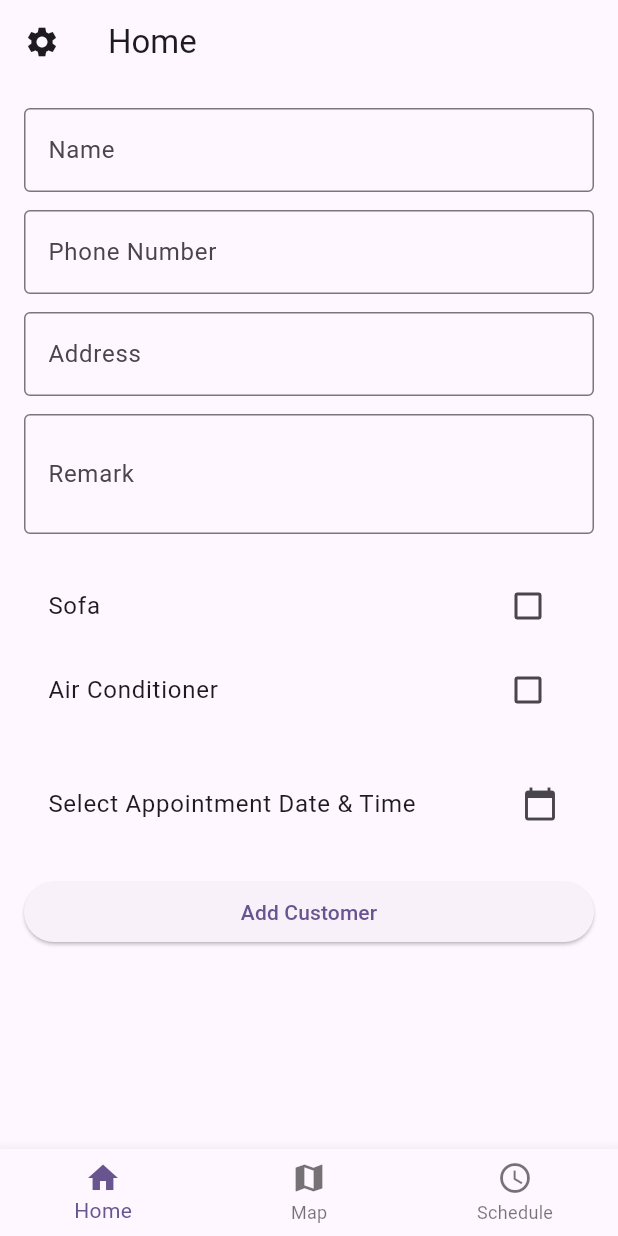
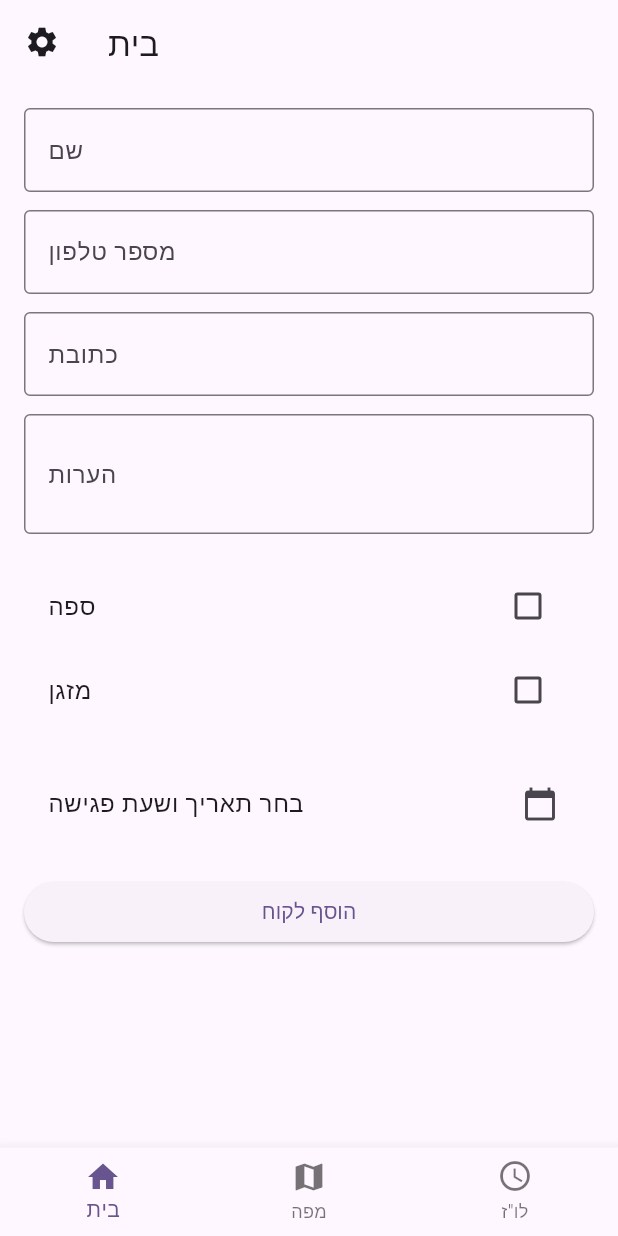
Before and after one commit to amit1339/noamapp, a Flutter app: the MyHomePage screen opened directly, on a phone screen of 412 x 824 dp. Run offline on Flutter 3.47's test engine with Material 3 defaults, Android fonts, the phone set to English and light mode, and no system bars; our stand-ins replace cloud_firestore, firebase_auth, firebase_core, google_maps_flutter, table_calendar; accounts and stored records are empty.

Commit message:
finish the app

```diff
--- a/lib/customer_dialog.dart
+++ b/lib/customer_dialog.dart
@@ -3,7 +3,8 @@ import 'package:cloud_firestore/cloud_firestore.dart';
 import 'package:intl/intl.dart';
 import 'package:url_launcher/url_launcher.dart';
 import 'customer.dart';
-import 'home_page.dart'; // <-- Use the unified form
+import 'home_page.dart';
+import 'translations.dart';
 
 class CustomerDialog extends StatefulWidget {
   final Customer customer;
@@ -42,20 +43,20 @@ class _CustomerDialogState extends State<CustomerDialog> {
         mainAxisSize: MainAxisSize.min,
         crossAxisAlignment: CrossAxisAlignment.start,
         children: [
-          Text('Phone: ${widget.customer.phone}'),
-          Text('Address: ${widget.customer.address}'),
-          Text('Sofa: ${widget.customer.sofa ? "Yes" : "No"}'),
-          Text('Air Conditioner: ${widget.customer.airConditioner ? "Yes" : "No"}'),
+          Text('${Translations.text('phone')}: ${widget.customer.phone}'),
+          Text('${Translations.text('address')}: ${widget.customer.address}'),
+          Text('${Translations.text('sofa')}: ${widget.customer.sofa ? Translations.text('yes') : Translations.text('no')}'),
+          Text('${Translations.text('air_conditioner')}: ${widget.customer.airConditioner ? Translations.text('yes') : Translations.text('no')}'),
           if (widget.customer.remark != null && widget.customer.remark!.isNotEmpty)
             Padding(
               padding: const EdgeInsets.only(top: 8.0),
-              child: Text('Remark: ${widget.customer.remark!}'),
+              child: Text('${Translations.text('remark')}: ${widget.customer.remark!}'),
             ),
           const SizedBox(height: 16),
           Text(
             _selectedDateTime == null
-                ? 'No appointment set'
-                : 'Appointment: ${DateFormat('yyyy-MM-dd').format(_selectedDateTime!)}  ${DateFormat('HH:mm').format(_selectedDateTime!)}',
+                ? Translations.text('no_appointment')
+                : '${Translations.text('appointment')}: ${DateFormat('yyyy-MM-dd').format(_selectedDateTime!)}  ${DateFormat('HH:mm').format(_selectedDateTime!)}',
             style: const TextStyle(fontWeight: FontWeight.bold),
           ),
         ],
@@ -70,7 +71,7 @@ class _CustomerDialogState extends State<CustomerDialog> {
                 await launchUrl(url);
               } else {
                 ScaffoldMessenger.of(context).showSnackBar(
-                  const SnackBar(content: Text('Could not launch SMS app')),
+                  SnackBar(content: Text(Translations.text('Could_not_launch_SMS_app'))),
                 );
               }
             },
@@ -90,7 +91,7 @@ class _CustomerDialogState extends State<CustomerDialog> {
                       Navigator.of(context).push(
                         MaterialPageRoute(
                           builder: (context) => Scaffold(
-                            appBar: AppBar(title: const Text('Edit Customer')),
+                            appBar: AppBar(title: Text(Translations.text('edit_customer'))),
                             body: CustomerForm(
                               customer: widget.customer,
                               docId: widget.docId,
@@ -100,7 +101,7 @@ class _CustomerDialogState extends State<CustomerDialog> {
                         ),
                       );
                     },
-                    child: const Text('Edit'),
+                    child: Text(Translations.text('edit')),
                   ),
                   const SizedBox(width: 8),
                   ElevatedButton(
@@ -117,10 +118,10 @@ class _CustomerDialogState extends State<CustomerDialog> {
                       }
                       Navigator.of(context).pop(true);
                       ScaffoldMessenger.of(context).showSnackBar(
-                        const SnackBar(content: Text('Customer deleted!')),
+                        SnackBar(content: Text(Translations.text('customer_deleted'))),
                       );
                     },
-                    child: const Text('Delete'),
+                    child: Text(Translations.text('delete')),
                   ),
                 ],
               ),
@@ -129,7 +130,7 @@ class _CustomerDialogState extends State<CustomerDialog> {
                 alignment: Alignment.centerRight,
                 child: TextButton(
                   onPressed: () => Navigator.of(context).pop(),
-                  child: const Text('Close'),
+                  child: Text(Translations.text('close')),
                 ),
               ),
             ],
--- a/lib/home_page.dart
+++ b/lib/home_page.dart
@@ -122,7 +122,7 @@ class _CustomerFormState extends State<CustomerForm> {
                 border: const OutlineInputBorder(),
               ),
               validator: (value) =>
-                  value == null || value.isEmpty ? 'Name is required' : null,
+                  value == null || value.isEmpty ? '${Translations.text('name')} ${Translations.text('is required')}' : null,
             ),
             const SizedBox(height: 12),
             TextFormField(
@@ -133,7 +133,7 @@ class _CustomerFormState extends State<CustomerForm> {
               ),
               keyboardType: TextInputType.phone,
               validator: (value) =>
-                  value == null || value.isEmpty ? 'Phone number is required' : null,
+                  value == null || value.isEmpty ? '${Translations.text('phone')} ${Translations.text('is required')}' : null,
             ),
             const SizedBox(height: 12),
             TextFormField(
@@ -143,7 +143,7 @@ class _CustomerFormState extends State<CustomerForm> {
                 border: const OutlineInputBorder(),
               ),
               validator: (value) =>
-                  value == null || value.isEmpty ? 'Address is required' : null,
+                  value == null || value.isEmpty ? '${Translations.text('addres')} ${Translations.text('is required')}' : null,
             ),
             const SizedBox(height: 12),
             TextFormField(
@@ -178,7 +178,7 @@ class _CustomerFormState extends State<CustomerForm> {
               title: Text(
                 _appointmentDate == null
                     ? (Translations.text('Select_Appointment_Date&Time'))
-                    : 'Appointment: ${DateFormat('yyyy-MM-dd HH:mm').format(_appointmentDate!)}',
+                    : '${Translations.text('appointment')}: ${DateFormat('yyyy-MM-dd HH:mm').format(_appointmentDate!)}',
               ),
               trailing: const Icon(Icons.calendar_today),
               onTap: () async {
@@ -216,7 +216,7 @@ class _CustomerFormState extends State<CustomerForm> {
               onPressed: _saveCustomer,
               child: Text(widget.customer == null
                   ? Translations.text('add_customer')
-                  : 'Save'),
+                  : Translations.text('save')),
             ),
           ],
         ),
--- a/lib/main.dart
+++ b/lib/main.dart
@@ -42,13 +42,14 @@ class MyHomePage extends StatefulWidget {
 class _MyHomePageState extends State<MyHomePage> {
   int _selectedIndex = 0;
 
-  static const List<Widget> _pages = <Widget>[
-    HomePage(), // Use the new HomePage widget
-    MapPage(),
-    SchedulePage(),
+  // Change from a list of widgets to a list of widget builder functions
+  static final List<Widget Function()> _pageBuilders = <Widget Function()>[
+    () => HomePage(),
+    () => MapPage(),
+    () => SchedulePage(),
   ];
 
-  final List<String> _titles = [Translations.text('home'), Translations.text('map'), Translations.text('schedule')];
+  final List<String> _titles = ['home', 'map', 'schedule'];
 
   void _onItemTapped(int index) {
     setState(() {
@@ -60,20 +61,20 @@ class _MyHomePageState extends State<MyHomePage> {
   Widget build(BuildContext context) {
     return Scaffold(
       appBar: AppBar(
-        title: Text(Translations.text(_titles[_selectedIndex])), // Use translation for title
+        title: Text(Translations.text(_titles[_selectedIndex])),
         leading: IconButton(
           icon: const Icon(Icons.settings),
           onPressed: () async {
-            // Wait for the settings page to pop, then rebuild
             await Navigator.push(
               context,
               MaterialPageRoute(builder: (context) => const SettingsPage()),
             );
-            setState(() {}); // Rebuild to reflect language change and update tab
+            setState(() {}); // Rebuild to reflect language change
           },
         ),
       ),
-      body: _pages[_selectedIndex],
+      // Build the selected page each time
+      body: _pageBuilders[_selectedIndex](),
       bottomNavigationBar: BottomNavigationBar(
         items: <BottomNavigationBarItem>[
           BottomNavigationBarItem(
--- a/lib/translations.dart
+++ b/lib/translations.dart
@@ -1,5 +1,5 @@
 class Translations {
-  static String currentLanguage = 'en';
+  static String currentLanguage = 'he';
 
   static final Map<String, Map<String, String>> _localizedValues = {
     'en': {
@@ -30,6 +30,18 @@ class Translations {
       'services': 'Services',
       'Select_Appointment_Date&Time': 'Select Appointment Date & Time',
       'remark': 'Remark',
+      'no_appointment': 'No appointment set',
+      'Could_not_launch_SMS_app': 'Could not launch SMS app',
+      'customer_deleted': 'Customer deleted successfully',
+      'yes': 'Yes',
+      'no': 'No',
+      'is required': 'is required',
+      'login': 'Login',
+      'username': 'Username',
+      'password': 'Password',
+      'enter_username': 'Please enter your username',
+      'enter_password': 'Please enter your password',
+      'login_failed': 'Login failed',
     },
     'he': {
       'settings': 'הגדרות',
@@ -59,6 +71,18 @@ class Translations {
       'services': 'שירותים',
       'Select_Appointment_Date&Time': 'בחר תאריך ושעת פגישה',
       'remark': 'הערות',
+      'no_appointment': 'לא נקבעה פגישה',
+      'Could_not_launch_SMS_app': 'לא ניתן לפתוח את אפליקציית ההודעות',
+      'customer_deleted': 'הלקוח נמחק בהצלחה',
+      'yes': 'כן',
+      'no': 'לא',
+      'is required': 'שדה חובה',
+      'login': 'התחברות',
+      'username': 'שם משתמש',
+      'password': 'סיסמה',
+      'enter_username': 'אנא הזן שם משתמש',
+      'enter_password': 'אנא הזן סיסמה',
+      'login_failed': 'ההתחברות נכשלה',
     },
   };
 
```
Also changed, not shown: lib/login.dart (+7 -6 lines), lib/schedule_page.dart (+5 -5 lines).
